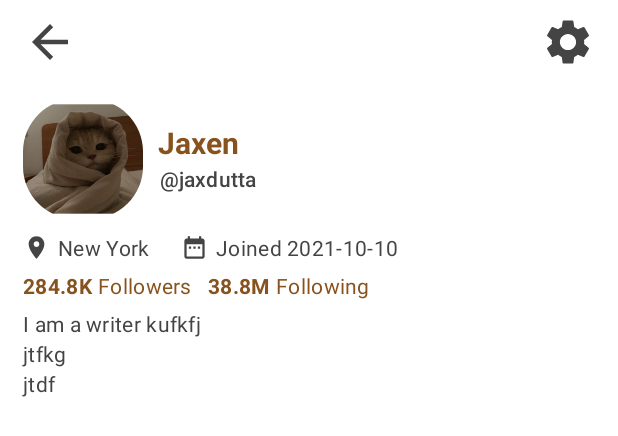
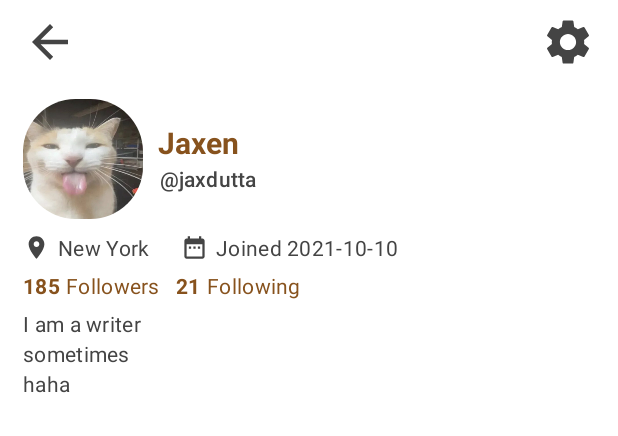
Before and after one commit to SE2-Fabler/fabler-frontend, an Android app built with Jetpack Compose: the @Preview function PreviewProfileHeader, on a phone screen of 412 x 824 dp. Shown: the top 436 px of the screen. Run offline under Robolectric (Android 15) with nearby library versions, the light colour scheme and no system bars; our stand-ins replace paging.

Commit message:
- added novel details button - modified followers, followings, bookmarks, and creations lists to dynamic lists from just Ints - modified both kinds of book views to reflect the above points

```diff
--- a/app/src/main/java/com/se2/fabler/TestDataSource.kt
+++ b/app/src/main/java/com/se2/fabler/TestDataSource.kt
@@ -9,7 +9,7 @@ class TestDataSource {
         get() {
             return listOf(
                 BookData(
-                    0, "Fortune Killer", R.drawable.bg1, "demigod3ss", 6538, "Crime",
+                    0, "Fortune Killer", R.drawable.bg1, "bja", 2, "Crime",
                     "Jaxen’s got a secret past that threatens to bring down the school’s whole social order – and much more.",
                     true, 4, true
                 ),
@@ -262,17 +262,27 @@ class TestDataSource {
                 name = "Jaxen",
                 email = "jaxdutta@gmail.com",
                 username = "jaxdutta",
-                profileImageResId = R.drawable.cat_1000,
-                followerCount = 284762,
-                followingCount = 38762237,
+                profileImageResId = R.drawable.sample_pfp,
+                followerList = listOf(1, 2, 3, 4, 5, 6, 7, 8, 9, 10, 11, 12, 13, 14, 15, 16, 17, 18, 19, 20, 21,
+                    22, 23, 24, 25, 26, 27, 28, 29, 30, 31, 32, 33, 34, 35, 36, 37, 38, 39, 40, 41, 42, 43, 44, 45,
+                    46, 47, 48, 49, 50, 51, 52, 53, 54, 55, 56, 57, 58, 59, 60, 61, 62, 63, 64, 65, 66, 67, 68, 69,
+                    70, 71, 72, 73, 74, 75, 76, 77, 78, 79, 80, 81, 82, 83, 84, 85, 86, 87, 88, 89, 90, 91, 92, 93,
+                    94, 95, 96, 97, 98, 99, 100, 101, 102, 103, 104, 105, 106, 107, 108, 109, 110, 111, 112, 113, 114,
+                    115, 116, 117, 118, 119, 120, 121, 122, 123, 124, 125, 126, 127, 128, 129, 130, 131, 132, 133, 134,
+                    135, 136, 137, 138, 139, 140, 141, 142, 143, 144, 145, 146, 147, 148, 149, 150, 151, 152, 153, 154,
+                    155, 156, 157, 158, 159, 160, 161, 162, 163, 164, 165, 166, 167, 168, 169, 170, 171, 172, 173, 174,
+                    175, 176, 177, 178, 179, 180, 181, 182, 183, 184, 185),
+                followingList = listOf(1, 2, 3, 4, 5, 6, 7, 8, 9, 10, 11, 12, 13, 14, 15, 16, 17, 18, 19, 20, 21),
                 bookmarkPrivacy = true,
-                about = "I am a writer kufkfj\n" +
-                        "jtfkg\n" +
-                        "jtdf",
+                about = "I am a writer\n" +
+                        "sometimes\n" +
+                        "haha",
                 location = "New York",
                 joined = "2021-10-10",
                 following = true,
-                isFollowing = false
+                isFollowing = false,
+                creationList = listOf(1, 2, 3, 4, 5, 6, 7, 8, 9, 10, 11, 12, 13, 14, 15, 16, 17, 18, 19, 20),
+                bookmarkList = listOf(1, 2, 3, 4, 5, 6, 7, 14, 15, 16, 17, 18, 19, 20)
             )
         }
     val otheruser: UserData
@@ -282,15 +292,24 @@ class TestDataSource {
                 name = "Bob Joe Alice",
                 email = "bobjoealice",
                 username = "bja",
-                profileImageResId = R.drawable.cat_1000,
-                followerCount = 262,
-                followingCount = 3877,
+                profileImageResId = R.drawable.sample_pfp,
+                followerList = listOf(1, 2, 3, 4, 5, 6, 7, 8, 9, 10, 11, 12, 13, 14, 15, 16, 17, 18, 19, 20, 21, 22, 23, 24, 25,
+                    26, 27, 28, 29, 30, 31, 32, 33, 34, 35, 36, 37, 38, 39, 40, 41, 42, 43, 44, 45, 46, 47, 48, 49,
+                    50, 51, 52, 53, 54, 55, 56, 57, 58, 59, 60, 61, 62, 63, 64, 65, 66, 67, 68, 69, 70, 71, 72, 73,
+                    74, 75, 76, 77, 78, 79, 80, 81, 82, 83, 84, 85, 86, 87, 88, 89, 90, 91, 92, 93, 94, 95, 96, 97,
+                    98, 99, 100, 101, 102, 103, 104, 105, 106, 107, 108, 109, 110, 111, 112, 113, 114, 115, 116, 117,
+                    118, 119, 120, 121, 122, 123, 124, 125, 126, 127, 128, 129, 130, 131, 132, 133, 134, 135, 136, 137,
+                    138, 139, 140, 141, 142, 143, 144, 145, 146, 147, 148, 149, 150, 151, 152, 153, 154, 155, 156, 157,
+                    158, 159, 160, 161, 162, 163, 164, 165, 166, 167, 168, 169, 170, 171, 172, 173, 174, 175, 176, 177),
+                followingList = listOf(1, 2, 3, 4, 5, 6, 7, 8, 9, 10, 11, 12, 13, 14, 15, 16, 17, 18, 19, 20, 21),
                 bookmarkPrivacy = true,
                 about = "DO NOT talk to me!!! >:((",
                 location = "New Hampshire",
                 joined = "2021-20-10",
                 following = true,
-                isFollowing = false
+                isFollowing = false,
+                creationList = listOf(1, 2, 3, 4, 5, 6, 7, 8, 9, 10, 11, 12, 13, 14, 15, 16, 17, 18, 19, 20),
+                bookmarkList = listOf(1, 2, 3, 4, 5, 6, 7, 14, 15, 16, 17, 18, 19, 20)
             )
         }
 }
--- a/app/src/main/java/com/se2/fabler/models/UserData.kt
+++ b/app/src/main/java/com/se2/fabler/models/UserData.kt
@@ -6,12 +6,14 @@ data class UserData(
     val email: String,
     val username: String,
     val profileImageResId: Int,
-    val followerCount: Int,
-    val followingCount: Int,
+    val followerList: List<Int>,
+    val followingList: List<Int>,
     val bookmarkPrivacy: Boolean,
     val about: String,
     val location: String,
     val joined: String,
     val following: Boolean,
-    val isFollowing: Boolean
+    val isFollowing: Boolean,
+    val creationList: List<Int>,
+    val bookmarkList: List<Int>,
 )
--- a/app/src/main/java/com/se2/fabler/ui/components/NewBookButton.kt
+++ b/app/src/main/java/com/se2/fabler/ui/components/NewBookButton.kt
@@ -36,7 +36,7 @@ fun NewBookButton() {
     if (showDialog.value) {
         AlertDialog(
             onDismissRequest = { showDialog.value = false },
-            title = { Text("Create New Book") },
+            title = { Text("Create New Visual Novel") },
             text = {
                 Column(Modifier.navigationBarsWithImePadding()) {
                     OutlinedTextField(
--- a/app/src/main/java/com/se2/fabler/ui/components/ProfileHeader.kt
+++ b/app/src/main/java/com/se2/fabler/ui/components/ProfileHeader.kt
@@ -158,13 +158,14 @@ fun ProfileHeader(
             }
             Spacer(modifier = Modifier.height(5.dp))
             Row {
+                val followerCount = user.followerList.size
                 Text(
-                    text = if (user.followerCount < 1000) {
-                        "${user.followerCount}"
-                    } else if (user.followerCount < 1000000) {
-                        String.format("%.1fK", user.followerCount / 1000.0)
+                    text = if (followerCount < 1000) {
+                        "${followerCount}"
+                    } else if (followerCount < 1000000) {
+                        String.format("%.1fK", followerCount / 1000.0)
                     } else {
-                        String.format("%.1fM", user.followerCount / 1000000.0)
+                        String.format("%.1fM", followerCount / 1000000.0)
                     },
                     style = MaterialTheme.typography.bodyMedium,
                     color = AppColors.PRIMARY_FONT_COLOR,
@@ -176,13 +177,14 @@ fun ProfileHeader(
                     color = AppColors.PRIMARY_FONT_COLOR
                 )
                 Spacer(modifier = Modifier.width(10.dp))
+                val followingCount = user.followingList.size
                 Text(
-                    text = if (user.followingCount < 1000) {
-                        "${user.followingCount}"
-                    } else if (user.followingCount < 1000000) {
-                        String.format("%.1fK", user.followingCount / 1000.0)
+                    text = if (followingCount < 1000) {
+                        "${followingCount}"
+                    } else if (followingCount < 1000000) {
+                        String.format("%.1fK", followingCount / 1000.0)
                     } else {
-                        String.format("%.1fM", user.followingCount / 1000000.0)
+                        String.format("%.1fM", followingCount / 1000000.0)
                     },
                     style = MaterialTheme.typography.bodyMedium,
                     color = AppColors.PRIMARY_FONT_COLOR,
```
Also changed, not shown: app/src/main/java/com/se2/fabler/ui/components/BookShelf.kt (+40 -24 lines), app/src/main/java/com/se2/fabler/ui/views/BookListView.kt (+66 -0 lines), app/src/main/res/drawable/cat_1000.jpg (deleted), app/src/main/res/drawable/sample_pfp.jpg (added).
